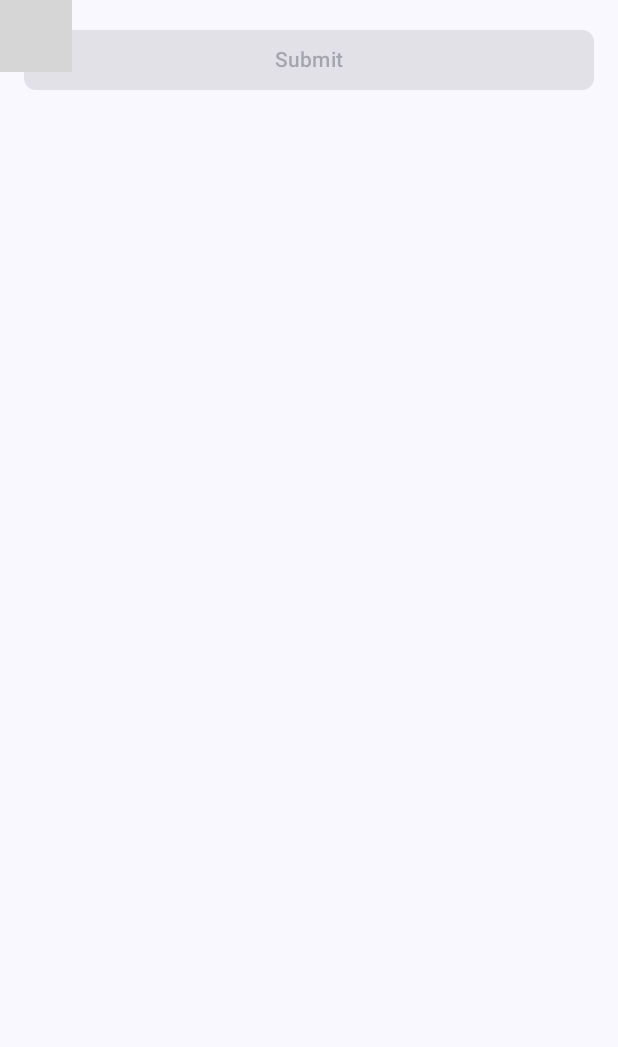
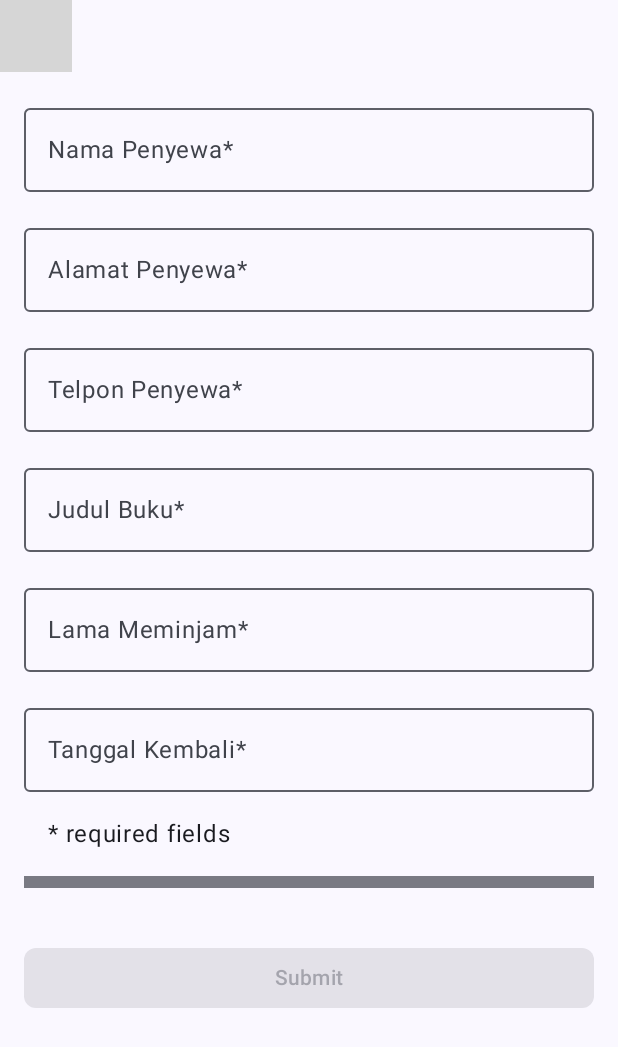
Before and after one commit to raniagisela/UAS_PAM_Perpus, an Android app built with Jetpack Compose: the composable InputSewaScreen shown on its own in the app's theme, on a phone screen of 412 x 824 dp. Shown: the top 1047 px of the screen. Run offline under Robolectric (Android 15) with nearby library versions, the phone set to English and light mode, and no system bars; our stand-ins replace Room's generated code; 1 statement that could not run was skipped; grey boxes are pictures that could not be loaded.

Commit message:
menambahkan column pada function FormInputSewa

```diff
--- a/app/src/main/java/com/example/uaspamperpus/ui/halaman/HalamanInput.kt
+++ b/app/src/main/java/com/example/uaspamperpus/ui/halaman/HalamanInput.kt
@@ -7,8 +7,10 @@ import androidx.compose.foundation.layout.padding
 import androidx.compose.foundation.rememberScrollState
 import androidx.compose.foundation.verticalScroll
 import androidx.compose.material3.Button
+import androidx.compose.material3.Divider
 import androidx.compose.material3.ExperimentalMaterial3Api
 import androidx.compose.material3.MaterialTheme
+import androidx.compose.material3.OutlinedTextField
 import androidx.compose.material3.Scaffold
 import androidx.compose.material3.Text
 import androidx.compose.material3.TopAppBarDefaults
@@ -105,4 +107,69 @@ fun FormInputSewa(
     modifier: Modifier,
     onValueChange : (DetailSewa) ->Unit = {},
     enabled:Boolean = true
-){}
+){
+    Column (
+        modifier = modifier,
+        verticalArrangement = Arrangement.spacedBy(16.dp)
+    ){
+        OutlinedTextField(
+            value = detailSewa.nama,
+            onValueChange ={onValueChange(detailSewa.copy(nama = it))},
+            label = { Text(stringResource(id = R.string.nama)) },
+            singleLine = true,
+            modifier = Modifier.fillMaxWidth(),
+            enabled = enabled
+        )
+        OutlinedTextField(
+            value = detailSewa.alamat,
+            onValueChange ={onValueChange(detailSewa.copy(alamat = it))},
+            label = { Text(stringResource(R.string.alamat)) },
+            singleLine = true,
+            modifier = Modifier.fillMaxWidth(),
+            enabled = enabled
+        )
+        OutlinedTextField(
+            value = detailSewa.telpon,
+            onValueChange ={onValueChange(detailSewa.copy(telpon = it))},
+            label = { Text(stringResource(R.string.telpon)) },
+            singleLine = true,
+            modifier = Modifier.fillMaxWidth(),
+            enabled = enabled
+        )
+        OutlinedTextField(
+            value = detailSewa.judul_buku,
+            onValueChange ={onValueChange(detailSewa.copy(judul_buku = it))},
+            label = { Text(stringResource(R.string.jdl)) },
+            singleLine = true,
+            modifier = Modifier.fillMaxWidth(),
+            enabled = enabled
+        )
+        OutlinedTextField(
+            value = detailSewa.lama_meminjam,
+            onValueChange ={onValueChange(detailSewa.copy(lama_meminjam = it))},
+            label = { Text(stringResource(R.string.lama)) },
+            singleLine = true,
+            modifier = Modifier.fillMaxWidth(),
+            enabled = enabled
+        )
+        OutlinedTextField(
+            value = detailSewa.tanggal_kembali,
+            onValueChange ={onValueChange(detailSewa.copy(tanggal_kembali = it))},
+            label = { Text(stringResource(R.string.kembali)) },
+            singleLine = true,
+            modifier = Modifier.fillMaxWidth(),
+            enabled = enabled
+        )
+        if (enabled) {
+            Text(
+                text = stringResource(id = R.string.required_field),
+                modifier = Modifier.padding(start = 16.dp)
+            )
+        }
+        Divider(
+            thickness = 8.dp,
+            modifier = Modifier.padding(bottom = 16.dp)
+
+        )
+    }
+}
```
